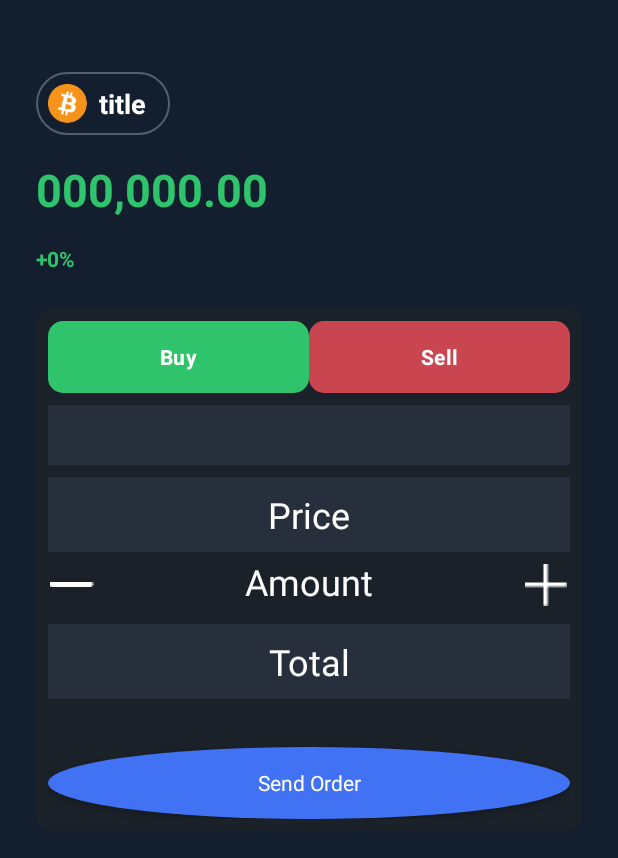
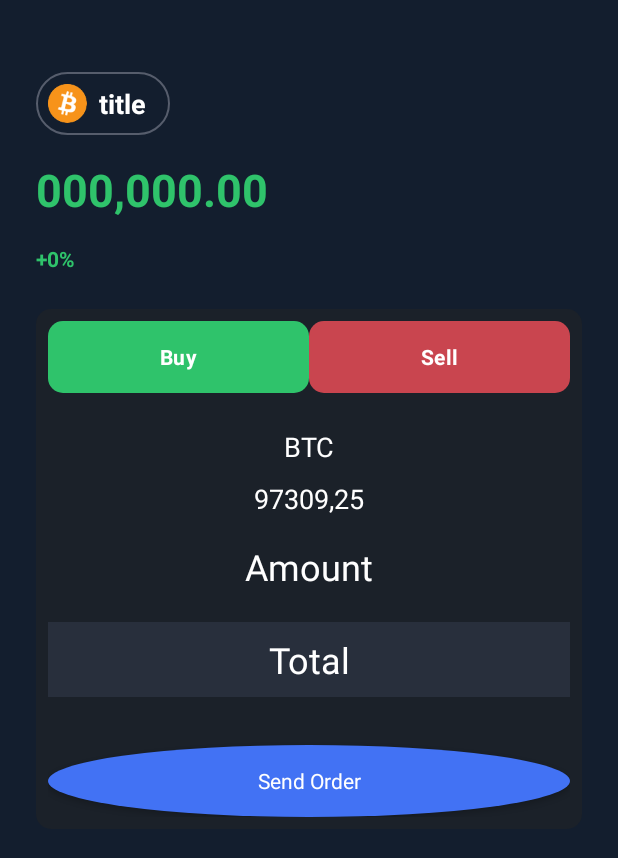
Before and after one commit to emrehancetin/CS394, an Android app: the layout fragment_exchange.xml on its own in the app's theme, with its tools: preview values and no code run, on a phone screen of 412 x 824 dp. Shown: the top 858 px of the screen. Run offline under Robolectric (Android 15) with nearby library versions, the phone set to English and light mode, and no system bars.

Commit message:
Exchange page's logic is editted

```diff
--- a/app/src/main/java/com/emrehancetin/cs394/Fragments/HomeFragment.kt
+++ b/app/src/main/java/com/emrehancetin/cs394/Fragments/HomeFragment.kt
@@ -33,9 +33,9 @@ class HomeFragment : Fragment() {
         super.onViewCreated(view, savedInstanceState)
 
         val cryptoList = listOf(
-            CryptoModel("Bitcoin", "BTC", 173213.78),
-            CryptoModel("Ethereum", "ETH", 45678.12),
-            CryptoModel("Cardano", "ADA", 1.23)
+            CryptoModel("Bitcoin", "BTC", 97309.25),
+            CryptoModel("Ethereum", "ETH", 3728.09),
+            CryptoModel("Cardano", "ADA", 1.07)
         )
 
         val recyclerView = view.findViewById<RecyclerView>(R.id.view)
--- a/app/src/main/java/com/emrehancetin/cs394/Fragments/ProfileFragment.kt
+++ b/app/src/main/java/com/emrehancetin/cs394/Fragments/ProfileFragment.kt
@@ -32,9 +32,9 @@ class ProfileFragment : Fragment() {
 
         // Sample data for order history
         val orderHistory = listOf(
-            OrderHistoryModel("1", "2024-12-01", 100.00, "Deposit"),
-            OrderHistoryModel("2", "2024-11-25", 200.00, "Withdraw"),
-            OrderHistoryModel("3", "2024-11-10", 50.00, "Deposit")
+            OrderHistoryModel("1", "2024-12-01", 100.00, "Buy"),
+            OrderHistoryModel("2", "2024-11-25", 200.00, "Sell"),
+            OrderHistoryModel("3", "2024-11-10", 50.00, "Buy")
         )
 
         // Set up the RecyclerView with the adapter
--- a/app/src/main/java/com/emrehancetin/cs394/Model/OrderHistoryModel.kt
+++ b/app/src/main/java/com/emrehancetin/cs394/Model/OrderHistoryModel.kt
@@ -4,5 +4,5 @@ data class OrderHistoryModel(
     val id: String,
     val date: String,
     val amount: Double,
-    val type: String // "Deposit" or "Withdraw"
+    val type: String
 )
--- a/app/src/main/res/layout/fragment_exchange.xml
+++ b/app/src/main/res/layout/fragment_exchange.xml
@@ -31,7 +31,8 @@
                     android:orientation="horizontal"
                     tools:layout_editor_absoluteY="8dp"
                     app:layout_constraintBottom_toBottomOf="parent"
-                    app:layout_constraintTop_toTopOf="parent">
+                    app:layout_constraintTop_toTopOf="parent"
+                    tools:ignore="MissingConstraints">
 
                     <ImageView
                         android:id="@+id/logoImg"
@@ -94,120 +95,96 @@
                     <RadioGroup
                         android:id="@+id/radioGroup"
                         android:layout_width="match_parent"
-                        android:layout_height="wrap_content"
-                        >
+                        android:layout_height="wrap_content">
+
                         <LinearLayout
                             android:layout_width="match_parent"
                             android:layout_height="match_parent"
-                            android:orientation="horizontal"
-                            >
+                            android:orientation="horizontal">
+
                             <RadioButton
                                 android:id="@+id/buyButton"
                                 android:layout_width="0dp"
                                 android:layout_height="wrap_content"
+                                android:layout_marginBottom="8dp"
                                 android:layout_weight="1"
-                            android:layout_marginBottom="8dp"
                                 android:background="@drawable/green_bg"
+                                android:button="@null"
+                                android:gravity="center"
                                 android:text="Buy"
-                            android:gravity="center"
-                            android:button="@null"
                                 android:textColor="@color/white"
-                            android:textStyle="bold"/>
+                                android:textStyle="bold" />
+
                             <RadioButton
                                 android:id="@+id/sellButton"
                                 android:layout_width="0dp"
+                                android:layout_height="wrap_content"
+                                android:layout_marginBottom="8dp"
                                 android:layout_weight="1"
-                            android:layout_height="wrap_content"
                                 android:background="@drawable/red_bg"
+                                android:button="@null"
+                                android:gravity="center"
                                 android:text="Sell"
-                            android:gravity="center"
-                            android:button="@null"
                                 android:textColor="@color/white"
-                            android:textStyle="bold"
-                            android:layout_marginBottom="8dp"/>
+                                android:textStyle="bold" />
                         </LinearLayout>
                     </RadioGroup>
 
-                    <Spinner
-                        android:id="@+id/typeSpinner"
-                        android:layout_width="match_parent"
-                        android:layout_height="40dp"
-                        android:background="@color/black3"/>
-
-                    <EditText
-                        android:id="@+id/priceEdtTxt"
-                        android:layout_width="match_parent"
-                        android:layout_height="50dp"
-                        android:ems="10"
-                        android:hint="Price"
-                        android:textSize="24sp"
-                        android:textAlignment="center"
-                        android:inputType="text"
-                        android:layout_marginTop="8dp"
-                        android:background="@color/black3"
-                        android:textColor="@color/white"
-                        android:textColorHint="@color/white" />
-
-                    <LinearLayout
+                    <TextView
                         android:layout_width="match_parent"
                         android:layout_height="wrap_content"
-                        android:orientation="horizontal"
-                        android:layout_gravity="center"
-                        android:layout_marginTop="8dp">
+                        android:layout_marginTop="15dp"
+                        android:text="BTC"
+                        android:textAlignment="center"
+                        android:textColor="@color/white"
+                        android:textSize="18sp" />
 
-                        <ImageView
-                            android:id="@+id/imageView4"
-                            android:layout_width="28dp"
-                            android:layout_height="3dp"
-                            android:layout_weight="1"
-                            android:layout_marginTop="12dp"
-                            app:srcCompat="@drawable/minus" />
+                    <TextView
+                        android:layout_width="match_parent"
+                        android:layout_height="wrap_content"
+                        android:layout_marginTop="10dp"
+                        android:text="97309,25"
+                        android:textAlignment="center"
+                        android:textColor="@color/white"
+                        android:textSize="18sp" />
 
                     <EditText
                         android:id="@+id/amountEdtTxt"
-                            android:layout_width="wrap_content"
-                            android:layout_height="match_parent"
-                            android:layout_weight="1"
-                            android:ems="10"
+                        android:layout_width="match_parent"
+                        android:layout_height="50dp"
+                        android:layout_marginTop="8dp"
                         android:background="#00ffffff"
-                            android:inputType="text"
-                            android:textSize="24sp"
+                        android:hint="Amount"
+                        android:inputType="numberDecimal"
+                        android:textAlignment="center"
                         android:textColor="@color/white"
-                            android:textAlignment="center"
-                            android:hint="Amount"
-                            android:textColorHint="@color/white"/>
+                        android:textColorHint="@color/white"
+                        android:textSize="24sp" />
 
-                        <ImageView
-                            android:id="@+id/imageView5"
-                            android:layout_width="28dp"
-                            android:layout_height="28dp"
-                            android:layout_weight="1"
-
-                            app:srcCompat="@drawable/add" />
-                    </LinearLayout>
                     <EditText
                         android:id="@+id/totalEdtTxt"
                         android:layout_width="match_parent"
                         android:layout_height="50dp"
-                        android:ems="10"
-                        android:hint="Total"
-                        android:textSize="24sp"
-                        android:textAlignment="center"
-                        android:inputType="text"
                         android:layout_marginTop="12dp"
                         android:background="@color/black3"
+                        android:hint="Total"
+                        android:inputType="none"
+                        android:focusable="false"
+                        android:cursorVisible="false"
+                        android:textAlignment="center"
                         android:textColor="@color/white"
-                        android:textColorHint="@color/white" />
+                        android:textColorHint="@color/white"
+                        android:textSize="24sp" />
 
                     <androidx.appcompat.widget.AppCompatButton
                         android:id="@+id/sendOrderButton"
+                        style="@android:style/Widget.Button"
                         android:layout_width="match_parent"
                         android:layout_height="wrap_content"
+                        android:layout_marginTop="32dp"
                         android:background="@drawable/blue_oval"
-                        android:layout_marginTop="32dp"
-                        style="@android:style/Widget.Button"
-                        android:textColor="@color/white"
-                        android:text="Send Order" />
+                        android:text="Send Order"
+                        android:textColor="@color/white" />
                 </LinearLayout>
 
             </LinearLayout>
```
Also changed, not shown: app/src/main/java/com/emrehancetin/cs394/Fragments/ExchangeFragment.kt (+64 -21 lines), 1 other file. Lines whose indentation alone changed are shown as unchanged.
